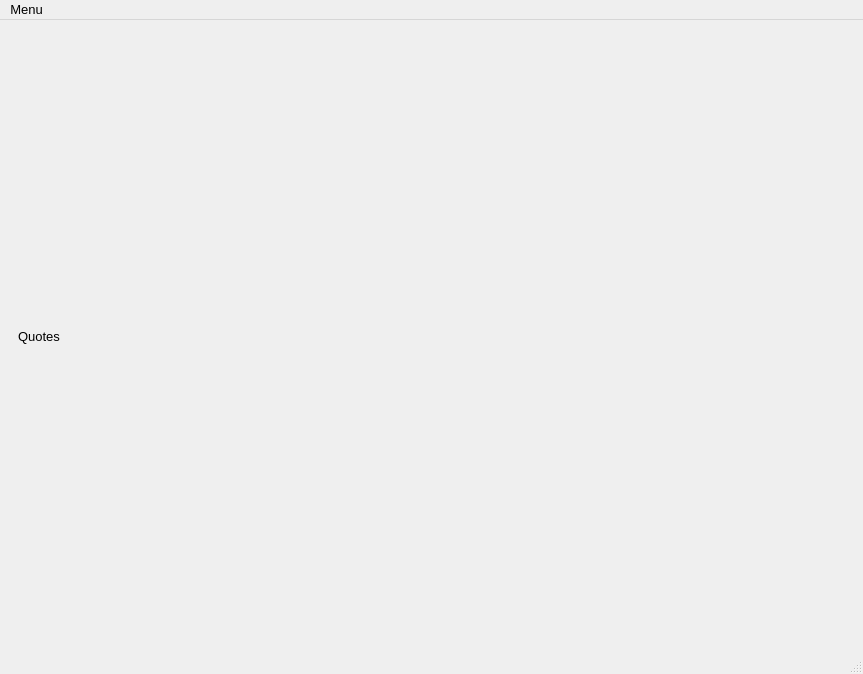
Soapey/HQCPQ, file app/gui/ui_files/main_window.ui: the form before one commit.
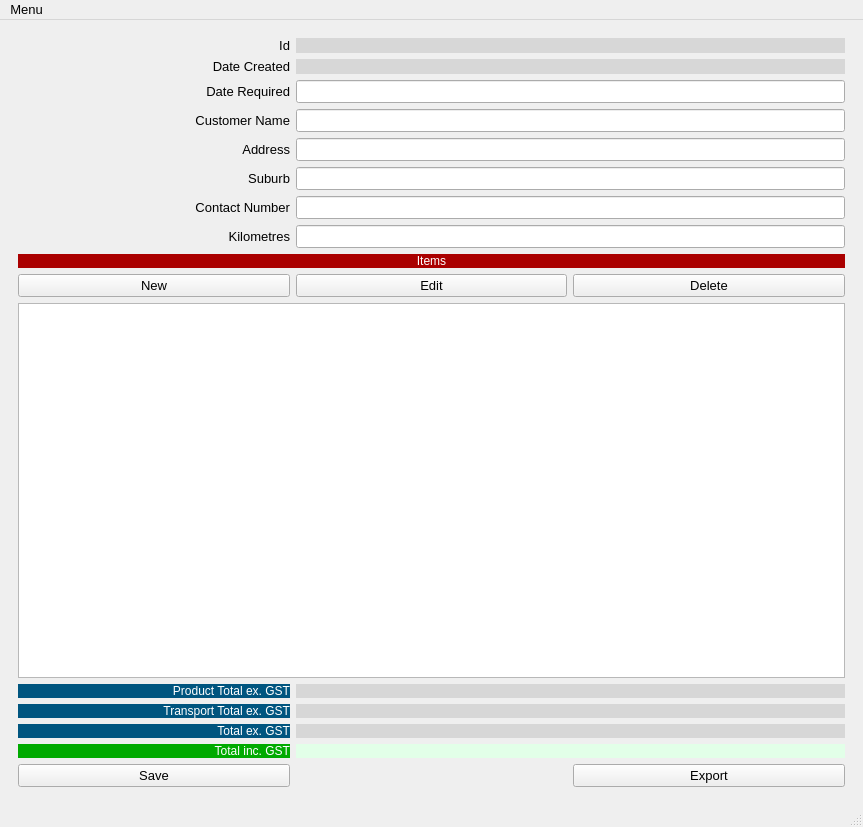
The form after the commit. The open tabs and pages were chosen to show the change.

The edit to the form file:
```diff
--- a/app/gui/ui_files/main_window.ui
+++ b/app/gui/ui_files/main_window.ui
@@ -7,7 +7,7 @@
     <x>0</x>
     <y>0</y>
     <width>863</width>
-    <height>674</height>
+    <height>827</height>
    </rect>
   </property>
   <property name="font">
@@ -37,10 +37,367 @@
       </property>
       <widget class="QWidget" name="pageQuotes">
        <layout class="QGridLayout" name="gridLayout_3">
-        <item row="0" column="0">
-         <widget class="QLabel" name="testLabelQuotes">
+        <item row="1" column="0">
+         <widget class="QPushButton" name="btnNewQuote">
+          <property name="text">
+           <string>New</string>
+          </property>
+         </widget>
+        </item>
+        <item row="1" column="2">
+         <widget class="QPushButton" name="btnDeleteQuote">
+          <property name="text">
+           <string>Delete</string>
+          </property>
+         </widget>
+        </item>
+        <item row="1" column="1">
+         <widget class="QPushButton" name="btnEditQuote">
+          <property name="text">
+           <string>Edit</string>
+          </property>
+         </widget>
+        </item>
+        <item row="1" column="3">
+         <widget class="QPushButton" name="btnExportQuote">
+          <property name="text">
+           <string>Export</string>
+          </property>
+         </widget>
+        </item>
+        <item row="0" column="0" colspan="4">
+         <widget class="QLabel" name="lblQuotes_Header">
+          <property name="styleSheet">
+           <string notr="true">background-color: rgb(0, 85, 127);
+color: rgb(255, 255, 255);
+font: 75 14pt &quot;Helvetica&quot;;</string>
+          </property>
           <property name="text">
            <string>Quotes</string>
+          </property>
+          <property name="alignment">
+           <set>Qt::AlignCenter</set>
+          </property>
+         </widget>
+        </item>
+        <item row="2" column="0" colspan="4">
+         <widget class="QLineEdit" name="txtQuoteSearch"/>
+        </item>
+        <item row="3" column="0" colspan="4">
+         <widget class="QTableWidget" name="tblQuotes">
+          <property name="sizeAdjustPolicy">
+           <enum>QAbstractScrollArea::AdjustToContents</enum>
+          </property>
+          <property name="editTriggers">
+           <set>QAbstractItemView::NoEditTriggers</set>
+          </property>
+          <property name="selectionMode">
+           <enum>QAbstractItemView::SingleSelection</enum>
+          </property>
+          <property name="selectionBehavior">
+           <enum>QAbstractItemView::SelectRows</enum>
+          </property>
+          <property name="columnCount">
+           <number>0</number>
+          </property>
+          <attribute name="horizontalHeaderStretchLastSection">
+           <bool>true</bool>
+          </attribute>
+          <attribute name="verticalHeaderVisible">
+           <bool>false</bool>
+          </attribute>
+          <attribute name="verticalHeaderStretchLastSection">
+           <bool>false</bool>
+          </attribute>
+         </widget>
+        </item>
+       </layout>
+      </widget>
+      <widget class="QWidget" name="pageQuoteEntry">
+       <layout class="QGridLayout" name="gridLayout_16">
+        <item row="9" column="0">
+         <widget class="QPushButton" name="btnNewQuoteItem">
+          <property name="text">
+           <string>New</string>
+          </property>
+         </widget>
+        </item>
+        <item row="6" column="1" colspan="2">
+         <widget class="QLineEdit" name="txtQuote_ContactNumber"/>
+        </item>
+        <item row="5" column="1" colspan="2">
+         <widget class="QLineEdit" name="txtQuote_Suburb"/>
+        </item>
+        <item row="8" column="0" colspan="3">
+         <widget class="QLabel" name="lblQuoteItem_Header">
+          <property name="styleSheet">
+           <string notr="true">color: rgb(255, 255, 255);
+font: 75 14pt &quot;Helvetica&quot;;
+background-color: rgb(170, 0, 0);</string>
+          </property>
+          <property name="text">
+           <string>Items</string>
+          </property>
+          <property name="alignment">
+           <set>Qt::AlignCenter</set>
+          </property>
+         </widget>
+        </item>
+        <item row="9" column="2">
+         <widget class="QPushButton" name="btnDeleteQuoteItem">
+          <property name="text">
+           <string>Delete</string>
+          </property>
+         </widget>
+        </item>
+        <item row="2" column="1" colspan="2">
+         <widget class="QLineEdit" name="txtQuote_DateRequired"/>
+        </item>
+        <item row="7" column="1" colspan="2">
+         <widget class="QLineEdit" name="txtQuote_Kilometres"/>
+        </item>
+        <item row="0" column="0">
+         <widget class="QLabel" name="lblQuoteId_Label">
+          <property name="text">
+           <string>Id</string>
+          </property>
+          <property name="alignment">
+           <set>Qt::AlignRight|Qt::AlignTrailing|Qt::AlignVCenter</set>
+          </property>
+         </widget>
+        </item>
+        <item row="9" column="1">
+         <widget class="QPushButton" name="btnEditQuoteItem">
+          <property name="text">
+           <string>Edit</string>
+          </property>
+         </widget>
+        </item>
+        <item row="1" column="0">
+         <widget class="QLabel" name="lblQuote_DateCreated_Label">
+          <property name="text">
+           <string>Date Created</string>
+          </property>
+          <property name="alignment">
+           <set>Qt::AlignRight|Qt::AlignTrailing|Qt::AlignVCenter</set>
+          </property>
+         </widget>
+        </item>
+        <item row="3" column="1" colspan="2">
+         <widget class="QLineEdit" name="txtQuote_Name"/>
+        </item>
+        <item row="0" column="1" colspan="2">
+         <widget class="QLabel" name="lblQuoteId">
+          <property name="styleSheet">
+           <string notr="true">background-color: rgb(215, 215, 215);</string>
+          </property>
+          <property name="text">
+           <string/>
+          </property>
+         </widget>
+        </item>
+        <item row="4" column="1" colspan="2">
+         <widget class="QLineEdit" name="txtQuote_Address"/>
+        </item>
+        <item row="7" column="0">
+         <widget class="QLabel" name="lblQuote_Kilometres">
+          <property name="text">
+           <string>Kilometres</string>
+          </property>
+          <property name="alignment">
+           <set>Qt::AlignRight|Qt::AlignTrailing|Qt::AlignVCenter</set>
+          </property>
+         </widget>
+        </item>
+        <item row="1" column="1" colspan="2">
+         <widget class="QLabel" name="lblQuote_DateCreated">
+          <property name="styleSheet">
+           <string notr="true">background-color: rgb(215, 215, 215);</string>
+          </property>
+          <property name="text">
+           <string/>
+          </property>
+         </widget>
+        </item>
+        <item row="4" column="0">
+         <widget class="QLabel" name="lblQuote_Address">
+          <property name="text">
+           <string>Address</string>
+          </property>
+          <property name="alignment">
+           <set>Qt::AlignRight|Qt::AlignTrailing|Qt::AlignVCenter</set>
+          </property>
+         </widget>
+        </item>
+        <item row="2" column="0">
+         <widget class="QLabel" name="lblQuote_DateRequired">
+          <property name="text">
+           <string>Date Required</string>
+          </property>
+          <property name="alignment">
+           <set>Qt::AlignRight|Qt::AlignTrailing|Qt::AlignVCenter</set>
+          </property>
+         </widget>
+        </item>
+        <item row="3" column="0">
+         <widget class="QLabel" name="lblQuote_Name">
+          <property name="text">
+           <string>Customer Name</string>
+          </property>
+          <property name="alignment">
+           <set>Qt::AlignRight|Qt::AlignTrailing|Qt::AlignVCenter</set>
+          </property>
+         </widget>
+        </item>
+        <item row="5" column="0">
+         <widget class="QLabel" name="lblQuote_Suburb">
+          <property name="text">
+           <string>Suburb</string>
+          </property>
+          <property name="alignment">
+           <set>Qt::AlignRight|Qt::AlignTrailing|Qt::AlignVCenter</set>
+          </property>
+         </widget>
+        </item>
+        <item row="6" column="0">
+         <widget class="QLabel" name="lblQuote_ContactNumber">
+          <property name="text">
+           <string>Contact Number</string>
+          </property>
+          <property name="alignment">
+           <set>Qt::AlignRight|Qt::AlignTrailing|Qt::AlignVCenter</set>
+          </property>
+         </widget>
+        </item>
+        <item row="10" column="0" colspan="3">
+         <widget class="QTableWidget" name="tblQuoteItems">
+          <property name="editTriggers">
+           <set>QAbstractItemView::NoEditTriggers</set>
+          </property>
+          <property name="selectionMode">
+           <enum>QAbstractItemView::SingleSelection</enum>
+          </property>
+          <property name="selectionBehavior">
+           <enum>QAbstractItemView::SelectRows</enum>
+          </property>
+         </widget>
+        </item>
+        <item row="11" column="0">
+         <widget class="QLabel" name="lblQuote_ProductTotalExGst_Label">
+          <property name="styleSheet">
+           <string notr="true">font: 75 12pt &quot;Helvetica&quot;;
+background-color: rgb(0, 85, 127);
+color: rgb(255, 255, 255);</string>
+          </property>
+          <property name="text">
+           <string>Product Total ex. GST</string>
+          </property>
+          <property name="alignment">
+           <set>Qt::AlignRight|Qt::AlignTrailing|Qt::AlignVCenter</set>
+          </property>
+         </widget>
+        </item>
+        <item row="12" column="0">
+         <widget class="QLabel" name="lblQuote_TransportTotalExGST_Label">
+          <property name="styleSheet">
+           <string notr="true">font: 75 12pt &quot;Helvetica&quot;;
+background-color: rgb(0, 85, 127);
+color: rgb(255, 255, 255);</string>
+          </property>
+          <property name="text">
+           <string>Transport Total ex. GST</string>
+          </property>
+          <property name="alignment">
+           <set>Qt::AlignRight|Qt::AlignTrailing|Qt::AlignVCenter</set>
+          </property>
+         </widget>
+        </item>
+        <item row="14" column="0">
+         <widget class="QLabel" name="lblQuote_TotalIncGST_Label">
+          <property name="styleSheet">
+           <string notr="true">font: 75 14pt &quot;Helvetica&quot;;
+background-color: rgb(0, 170, 0);
+color: rgb(255, 255, 255);</string>
+          </property>
+          <property name="text">
+           <string>Total inc. GST</string>
+          </property>
+          <property name="alignment">
+           <set>Qt::AlignRight|Qt::AlignTrailing|Qt::AlignVCenter</set>
+          </property>
+         </widget>
+        </item>
+        <item row="13" column="0">
+         <widget class="QLabel" name="lblQuote_TotalExGST_Label">
+          <property name="styleSheet">
+           <string notr="true">font: 75 12pt &quot;Helvetica&quot;;
+background-color: rgb(0, 85, 127);
+color: rgb(255, 255, 255);</string>
+          </property>
+          <property name="text">
+           <string>Total ex. GST</string>
+          </property>
+          <property name="alignment">
+           <set>Qt::AlignRight|Qt::AlignTrailing|Qt::AlignVCenter</set>
+          </property>
+         </widget>
+        </item>
+        <item row="12" column="1" colspan="2">
+         <widget class="QLabel" name="lblQuote_TransportTotalExGST">
+          <property name="styleSheet">
+           <string notr="true">background-color: rgb(215, 215, 215);
+font: 14pt &quot;Helvetica&quot;;</string>
+          </property>
+          <property name="text">
+           <string/>
+          </property>
+         </widget>
+        </item>
+        <item row="13" column="1" colspan="2">
+         <widget class="QLabel" name="lblQuote_TotalExGST">
+          <property name="styleSheet">
+           <string notr="true">background-color: rgb(215, 215, 215);
+font: 14pt &quot;Helvetica&quot;;</string>
+          </property>
+          <property name="text">
+           <string/>
+          </property>
+         </widget>
+        </item>
+        <item row="14" column="1" colspan="2">
+         <widget class="QLabel" name="lblQuote_TotalIncGST">
+          <property name="styleSheet">
+           <string notr="true">color: rgb(0, 170, 0);
+background-color: rgb(226, 255, 232);
+font: 75 16pt &quot;Helvetica&quot;;</string>
+          </property>
+          <property name="text">
+           <string/>
+          </property>
+         </widget>
+        </item>
+        <item row="11" column="1" colspan="2">
+         <widget class="QLabel" name="lblQuote_ProductTotalExGST">
+          <property name="styleSheet">
+           <string notr="true">background-color: rgb(215, 215, 215);
+font: 14pt &quot;Helvetica&quot;;</string>
+          </property>
+          <property name="text">
+           <string/>
+          </property>
+         </widget>
+        </item>
+        <item row="15" column="2">
+         <widget class="QPushButton" name="btnExportQuote_Entry">
+          <property name="text">
+           <string>Export</string>
+          </property>
+         </widget>
+        </item>
+        <item row="15" column="0">
+         <widget class="QPushButton" name="btnSaveQuote">
+          <property name="text">
+           <string>Save</string>
           </property>
          </widget>
         </item>
```
Left out of the diff: 2 changed lines with no effect on the pictures.
